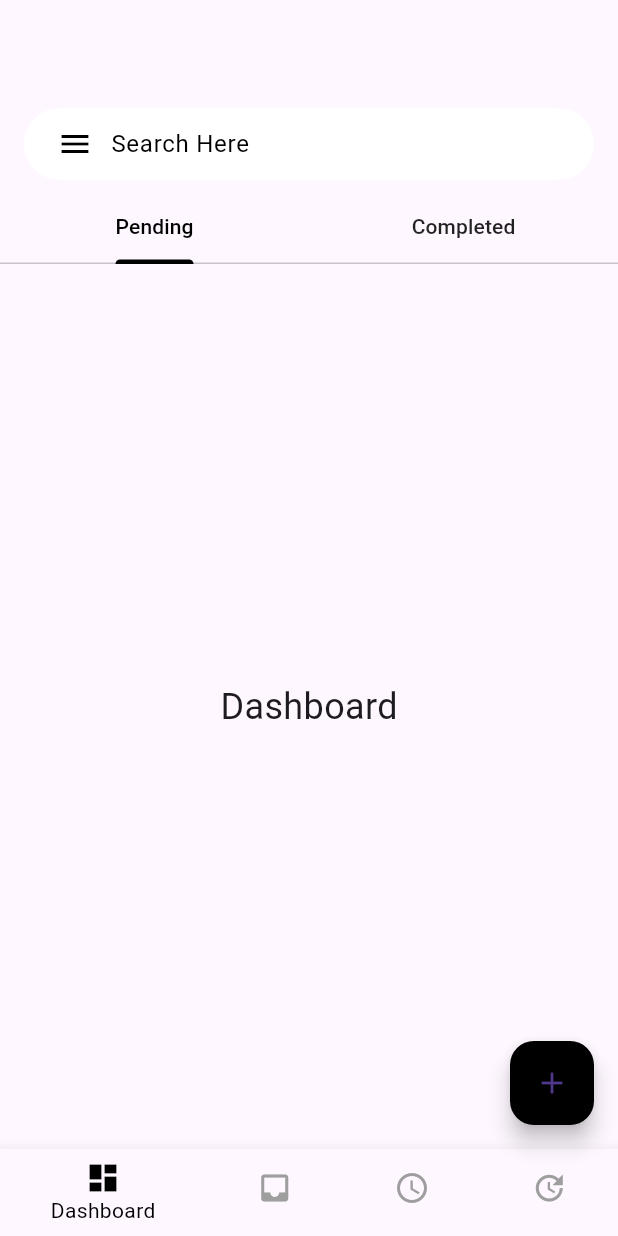
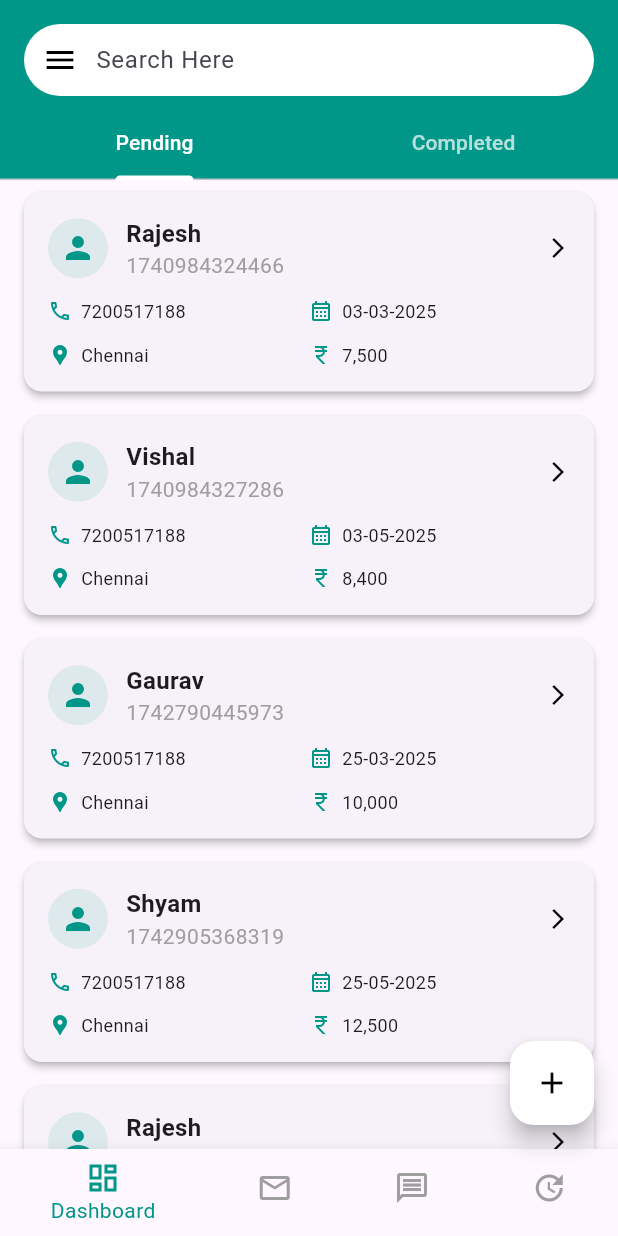
Before and after one commit to lathamaniTech/Buildperfect, a Flutter app: the screen it shows after launch, on a phone screen of 412 x 824 dp. Run offline on Flutter 3.47's test engine with Material 3 defaults, Android fonts, the phone set to English and light mode, and no system bars.

Commit message:
card creation

```diff
--- /dev/null
+++ b/lib/bottom_navigation.dart
@@ -0,0 +1,25 @@
+import 'package:flutter/material.dart';
+
+class BottomNavBar extends StatelessWidget {
+  final int currentIndex;
+  final Function(int) onTap;
+
+  const BottomNavBar({required this.currentIndex, required this.onTap});
+
+  @override
+  Widget build(BuildContext context) {
+    return BottomNavigationBar(
+      backgroundColor: Colors.teal,
+      selectedItemColor: Colors.teal,
+      unselectedItemColor: Colors.grey,
+      currentIndex: currentIndex,
+      onTap: onTap,
+      items: const [
+        BottomNavigationBarItem(icon: Icon(Icons.dashboard_outlined), label: "Dashboard"),
+        BottomNavigationBarItem(icon: Icon(Icons.mail_outlined), label: "Application Inbox"),
+        BottomNavigationBarItem(icon: Icon(Icons.message_outlined), label: "Query Inbox"),
+        BottomNavigationBarItem(icon: Icon(Icons.update_outlined), label: "Masters Update"),
+      ],
+    );
+  }
+}
--- a/lib/bottomnavigationbar.dart
+++ /dev/null
@@ -1,25 +0,0 @@
-import 'package:flutter/material.dart';
-
-class BottomNavBar extends StatelessWidget {
-  final int currentIndex;
-  final Function(int) onTap;
-
-  const BottomNavBar({required this.currentIndex, required this.onTap});
-
-  @override
-  Widget build(BuildContext context) {
-    return BottomNavigationBar(
-      backgroundColor: Colors.black,
-      selectedItemColor: Colors.black,
-      unselectedItemColor: Colors.grey,
-      currentIndex: currentIndex,
-      onTap: onTap,
-      items: const [
-        BottomNavigationBarItem(icon: Icon(Icons.dashboard), label: "Dashboard"),
-        BottomNavigationBarItem(icon: Icon(Icons.inbox), label: "Application Inbox"),
-        BottomNavigationBarItem(icon: Icon(Icons.query_builder), label: "Query Inbox"),
-        BottomNavigationBarItem(icon: Icon(Icons.update), label: "Masters Update"),
-      ],
-    );
-  }
-}
--- a/lib/floatingactionbar.dart
+++ b/lib/floating_action.dart
@@ -9,8 +9,8 @@ class FloatingActionBarWidget extends StatelessWidget {
           SnackBar(content: Text("Floating Action Button Pressed")),
         );
       },
-      backgroundColor: Colors.black,
-      child: Icon(Icons.add),
+      backgroundColor: Colors.white,
+      child: Icon(Icons.add, color: Colors.black),
     );
   }
 }
--- /dev/null
+++ b/lib/home_screen.dart
@@ -0,0 +1,290 @@
+
+/*
+ @created on : May 7,2025
+ @author : Akshayaa
+ Description : Primary screen contains tab interface with options and switches views based on bottom navigation bar
+*/
+
+import 'package:flutter/material.dart';
+import 'side_navigation.dart';
+import 'bottom_navigation.dart';
+import 'floating_action.dart';
+import 'lead_tile_card.dart';
+
+class HomeScreen extends StatefulWidget {
+  @override
+  State<HomeScreen> createState() => HomeScreenState();
+}
+
+class HomeScreenState extends State<HomeScreen> {
+  int selectedIndex = 0;
+  String searchQuery = "";
+  bool loading = false;
+
+  Future<void> onItemTapped(int index) async {
+    setState(() => loading = true);
+    await Future.delayed(Duration(seconds:2));
+    setState(() {
+      selectedIndex = index;
+      loading = false;
+    });
+  }
+
+Widget getPage() {
+  if (selectedIndex == 0) {
+    return DefaultTabController(
+      length: 2,
+      child: Column(
+        children: [
+          Container(
+            color: Colors.teal,
+            child: TabBar(
+              labelColor: Colors.white,
+              unselectedLabelColor: Colors.white70,
+              indicatorColor: Colors.white,
+              tabs: [
+                Tab(text: "Pending"),
+                Tab(text: "Completed"),
+              ],
+            ),
+          ),
+          Expanded(
+            child: TabBarView(
+              children: [
+                ListView(
+                  children: [
+                    Cards(
+                      title: "Rajesh",
+                      subtitle: "1740984324466",
+                      icon: Icons.person,
+                      color: Colors.teal,
+                      phone: "7200517188",
+                      createdon: "03-03-2025",
+                      location: "Chennai",
+                      loanamount: "7500",
+                    ),
+                    Cards(
+                      title: "Vishal",
+                      subtitle: "1740984327286",
+                      icon: Icons.person,
+                      color: Colors.teal,
+                      phone: "7200517188",
+                      createdon: "03-05-2025",
+                      location: "Chennai",
+                      loanamount: "8400",
+                    ),
+                    Cards(
+                      title: "Gaurav",
+                      subtitle: "1742790445973",
+                      icon: Icons.person,
+                      color: Colors.teal,
+                      phone: "7200517188",
+                      createdon: "25-03-2025",
+                      location: "Chennai",
+                      loanamount: "10000",
+                    ),
+                    Cards(
+                      title: "Shyam",
+                      subtitle: "1742905368319",
+                      icon: Icons.person,
+                      color: Colors.teal,
+                      phone: "7200517188",
+                      createdon: "25-05-2025",
+                      location: "Chennai",
+                      loanamount: "12500",
+                    ),
+                    Cards(
+                      title: "Rajesh",
+                      subtitle: "1740984324466",
+                      icon: Icons.person,
+                      color: Colors.teal,
+                      phone: "7200517188",
+                      createdon: "03-03-2025",
+                      location: "Chennai",
+                      loanamount: "7500",
+                    ),
+                    Cards(
+                      title: "Vishal",
+                      subtitle: "1740984327286",
+                      icon: Icons.person,
+                      color: Colors.teal,
+                      phone: "7200517188",
+                      createdon: "03-05-2025",
+                      location: "Chennai",
+                      loanamount: "8400",
+                    ),
+                    Cards(
+                      title: "Gaurav",
+                      subtitle: "1742790445973",
+                      icon: Icons.person,
+                      color: Colors.teal,
+                      phone: "7200517188",
+                      createdon: "25-03-2025",
+                      location: "Chennai",
+                      loanamount: "10000",
+                    ),
+                    Cards(
+                      title: "Shyam",
+                      subtitle: "1742905368319",
+                      icon: Icons.person,
+                      color: Colors.teal,
+                      phone: "7200517188",
+                      createdon: "25-05-2025",
+                      location: "Chennai",
+                      loanamount: "12500",
+                    ),
+                  ],
+                ),
+                ListView(
+                  children: [
+                    Cards(
+                      title: "Rajesh",
+                      subtitle: "1740984324466",
+                      icon: Icons.person,
+                      color: Colors.teal,
+                      phone: "7200517188",
+                      createdon: "03-03-2025",
+                      location: "Chennai",
+                      loanamount: "7500",
+                    ),
+                    Cards(
+                      title: "Vishal",
+                      subtitle: "1740984327286",
+                      icon: Icons.person,
+                      color: Colors.teal,
+                      phone: "7200517188",
+                      createdon: "03-05-2025",
+                      location: "Chennai",
+                      loanamount: "8400",
+                    ),
+                    Cards(
+                      title: "Gaurav",
+                      subtitle: "1742790445973",
+                      icon: Icons.person,
+                      color: Colors.teal,
+                      phone: "7200517188",
+                      createdon: "25-03-2025",
+                      location: "Chennai",
+                      loanamount: "10000",
+                    ),
+                    Cards(
+                      title: "Shyam",
+                      subtitle: "1742905368319",
+                      icon: Icons.person,
+                      color: Colors.teal,
+                      phone: "7200517188",
+                      createdon: "25-05-2025",
+                      location: "Chennai",
+                      loanamount: "12500",
+                    ),
+                    Cards(
+                      title: "Rajesh",
+                      subtitle: "1740984324466",
+                      icon: Icons.person,
+                      color: Colors.teal,
+                      phone: "7200517188",
+                      createdon: "03-03-2025",
+                      location: "Chennai",
+                      loanamount: "7500",
+                    ),
+                    Cards(
+                      title: "Vishal",
+                      subtitle: "1740984327286",
+                      icon: Icons.person,
+                      color: Colors.teal,
+                      phone: "7200517188",
+                      createdon: "03-05-2025",
+                      location: "Chennai",
+                      loanamount: "8400",
+                    ),
+                    Cards(
+                      title: "Gaurav",
+                      subtitle: "1742790445973",
+                      icon: Icons.person,
+                      color: Colors.teal,
+                      phone: "7200517188",
+                      createdon: "25-03-2025",
+                      location: "Chennai",
+                      loanamount: "10000",
+                    ),
+                    Cards(
+                      title: "Shyam",
+                      subtitle: "1742905368319",
+                      icon: Icons.person,
+                      color: Colors.teal,
+                      phone: "7200517188",
+                      createdon: "25-05-2025",
+                      location: "Chennai",
+                      loanamount: "12500",
+                    ),
+                  ],
+                ),
+              ],
+            ),
+          ),
+        ],
+      ),
+    );
+    } else if (selectedIndex == 1) {
+      return Center(child: Text("Application Inbox", style: TextStyle(fontSize: 24)));
+    } else if (selectedIndex == 2) {
+      return Center(child: Text("Query Inbox", style: TextStyle(fontSize: 24)));
+    } else {
+      return Center(child: Text("Masters Update", style: TextStyle(fontSize: 24)));
+    }
+  }
+
+  @override
+  Widget build(BuildContext context) {
+    return Scaffold(
+      drawer: Sidenavigationbar(),
+      body: Column(
+        children: [
+          Container(
+            color: Colors.teal,
+            padding: EdgeInsets.fromLTRB(16, MediaQuery.of(context).padding.top + 16, 16, 8),
+            child: Container(
+              decoration: BoxDecoration(
+                color: Colors.white,
+                borderRadius: BorderRadius.circular(30.0),
+              ),
+              child: Row(
+                children: [
+                  Builder(
+                    builder: (context) => IconButton(
+                      icon: Icon(Icons.menu, color: Colors.black),
+                      onPressed: () {
+                        Scaffold.of(context).openDrawer();
+                      },
+                    ),
+                  ),
+                  Expanded(
+                    child: TextField(
+                      decoration: InputDecoration(
+                        hintText: 'Search Here',
+                        border: InputBorder.none,
+                      ),
+                      onChanged: (value) {
+                        setState(() => searchQuery = value);
+                      },
+                    ),
+                  ),
+                ],
+              ),
+            ),
+          ),
+          if (loading) LinearProgressIndicator(
+            minHeight: 3,
+          ),
+          Expanded(child: getPage()),
+        ],
+      ),
+      bottomNavigationBar: BottomNavBar(
+        currentIndex: selectedIndex,
+        onTap: onItemTapped,
+      ),
+      floatingActionButton: FloatingActionBarWidget(),
+      floatingActionButtonLocation: FloatingActionButtonLocation.endFloat,
+    );
+  }
+}
--- /dev/null
+++ b/lib/lead_tile_card.dart
@@ -0,0 +1,98 @@
+
+/*
+ @created on : May 7,2025
+ @author : Akshayaa
+ Description : Custom widget for displaying individual lead details in card format
+*/
+
+import 'package:flutter/material.dart';
+import 'package:dashboard/utils.dart';
+
+class Cards extends StatelessWidget {
+  final String title;
+  final String subtitle;
+  final IconData icon;
+  final Color color;
+  final String phone;
+  final String createdon;
+  final String location;
+  final String loanamount;
+
+  const Cards({
+    Key? key,
+    required this.title,
+    required this.subtitle,
+    required this.icon,
+    this.color = Colors.teal,
+    required this.phone,
+    required this.createdon,
+    required this.location,
+    required this.loanamount,
+  }) : super(key: key);
+
+  @override
+  Widget build(BuildContext context) {
+    return InkWell(
+      onTap: () {
+      },
+      child: Card(
+        elevation: 2,
+        margin: const EdgeInsets.symmetric(horizontal: 16, vertical: 8),
+        child: Padding(
+          padding: const EdgeInsets.all(16.0),
+          child: Column(
+            crossAxisAlignment: CrossAxisAlignment.start,
+            children: [
+              Row(
+                children: [
+                  CircleAvatar(
+                    backgroundColor: color.withOpacity(0.1),
+                    child: Icon(icon, color: color),
+                  ),
+                  const SizedBox(width: 12),
+                  Expanded(
+                    child: Column(
+                      crossAxisAlignment: CrossAxisAlignment.start,
+                      children: [
+                        Text(title,
+                            style: const TextStyle(
+                                fontWeight: FontWeight.bold, fontSize: 16)),
+                        Text(subtitle,
+                            style: TextStyle(color: Colors.grey)),
+                      ],
+                    ),
+                  ),
+                  const Icon(Icons.arrow_forward_ios,size: 16, color: Colors.black),
+                ],
+              ),
+              const SizedBox(height: 12),
+              Row(
+                children: [
+                  Expanded(child: iconWithLabel(Icons.phone_outlined, phone)),
+                  Expanded(child: iconWithLabel(Icons.calendar_month_outlined, createdon)),
+                ],
+              ),
+              const SizedBox(height: 12),
+              Row(
+                children: [
+                  Expanded(child: iconWithLabel(Icons.location_pin, location)),
+                  Expanded(child: iconWithLabel(Icons.currency_rupee_outlined, formatAmount(loanamount))),
+                ],
+              ),
+            ],
+          ),
+        ),
+      ),
+    );
+  }
+
+  Widget iconWithLabel(IconData iconData, String label) {
+    return Row(
+      children: [
+        Icon(iconData, size: 16, color: color),
+        const SizedBox(width: 6),
+        Flexible(child: Text(label, style: const TextStyle(fontSize: 12))),
+      ],
+    );
+  }
+}
--- a/lib/main.dart
+++ b/lib/main.dart
@@ -1,7 +1,5 @@
+import 'package:dashboard/home_screen.dart';
 import 'package:flutter/material.dart';
-import 'sidenavigationbar.dart';
-import 'bottomnavigationbar.dart';
-import 'floatingactionbar.dart';
 
 void main() {
   runApp(MyApp());
@@ -17,118 +15,3 @@ class MyApp extends StatelessWidget {
     );
   }
 }
-
-class HomeScreen extends StatefulWidget {
-  @override
-  State<HomeScreen> createState() => HomeScreenState();
-}
-
-class HomeScreenState extends State<HomeScreen> with SingleTickerProviderStateMixin {
-  int selectedIndex = 0;
-  String searchQuery = "";
-
-  final List<Widget> pages = [
-    Center(child: Text("Dashboard", style: TextStyle(fontSize: 24))),
-    Center(child: Text("Application Inbox", style: TextStyle(fontSize: 24))),
-    Center(child: Text("Query Inbox", style: TextStyle(fontSize: 24))),
-    Center(child: Text("Masters Update", style: TextStyle(fontSize: 24))),
-  ];
-
-  void onItemTapped(int index) {
-    setState(() => selectedIndex = index);
-  }
-
-  @override
-  Widget build(BuildContext context) {
-    return DefaultTabController(
-      length: 2,
-      child: Scaffold(
-        drawer: Sidenavigationbar(),
-        body: CustomScrollView(
-          slivers: [
-            SliverAppBar(
-              pinned: true,
-              automaticallyImplyLeading: false,
-              backgroundColor: Colors.transparent,
-              expandedHeight: 0,
-              bottom: PreferredSize(
-                preferredSize: Size.fromHeight(120),
-                child: Container(
-                  decoration: BoxDecoration(
-                      color: Colors.transparent,
-                  ),
-                  child: Column(
-                    children: [
-                      Padding(
-                        padding: EdgeInsets.fromLTRB(
-                          16,
-                          MediaQuery.of(context).padding.top + 12,
-                          16,
-                          8,
-                        ),
-                        child: Container(
-                          decoration: BoxDecoration(
-                            color: Colors.white,
-                            borderRadius: BorderRadius.circular(30.0),
-                          ),
-                          padding: EdgeInsets.symmetric(horizontal: 10),
-                          child: Row(
-                            children: [
-                              Builder(
-                                builder: (context) => IconButton(
-                                  icon: Icon(Icons.menu, color: Colors.black),
-                                  onPressed: () {
-                                    Scaffold.of(context).openDrawer();
-                                  },
-                                ),
-                              ),
-                              Expanded(
-                                child: TextField(
-                                  decoration: InputDecoration(
-                                    hintText: 'Search Here',
-                                    hintStyle: TextStyle(color: Colors.black),
-                                    border: InputBorder.none,
-                                  ),
-                                  style: TextStyle(color: Colors.black),
-                                  onChanged: (value) {
-                                    setState(() => searchQuery = value);
-                                  },
-                                ),
-                              ),
-                            ],
-                          ),
-                        ),
-                      ),
-                      TabBar(
-                        labelColor: Colors.black,
-                        unselectedLabelColor: Colors.black87,
-                        indicatorColor: Colors.black,
-                        tabs: [
-                          Tab(text: "Pending"),
-                          Tab(text: "Completed"),
-                        ],
-                      ),
-                    ],
-                  ),
-                ),
-              ),
-            ),
-            SliverFillRemaining(
-              child: TabBarView(
-                children: [
-                  pages[selectedIndex],
-                ],
-              ),
-            ),
-          ],
-        ),
-        bottomNavigationBar: BottomNavBar(
-          currentIndex: selectedIndex,
-          onTap: onItemTapped,
-        ),
-        floatingActionButton: FloatingActionBarWidget(),
-        floatingActionButtonLocation: FloatingActionButtonLocation.endFloat,
-      ),
-    );
-  }
-}
--- /dev/null
+++ b/lib/side_navigation.dart
@@ -0,0 +1,38 @@
+import 'package:flutter/material.dart';
+
+class Sidenavigationbar extends StatelessWidget {
+  @override
+  Widget build(BuildContext context) {
+    return Drawer(
+      child: ListView(
+        padding: EdgeInsets.zero,
+        children: [
+          DrawerHeader(
+            decoration: BoxDecoration(color: Colors.teal),
+            child: Text("Menu", style: TextStyle(color: Colors.white, fontSize: 24)),
+          ),
+          ListTile(
+            leading: Icon(Icons.dashboard_rounded, color: Colors.teal),
+            title: Text("Dashboard"),
+            onTap: () => Navigator.pop(context),
+          ),
+          ListTile(
+            leading: Icon(Icons.mail_rounded, color: Colors.teal),
+            title: Text("Application Inbox"),
+            onTap: () => Navigator.pop(context),
+          ),
+          ListTile(
+            leading: Icon(Icons.message_rounded, color: Colors.teal),
+            title: Text("Query Inbox"),
+            onTap: () => Navigator.pop(context),
+          ),
+          ListTile(
+            leading: Icon(Icons.update_rounded, color: Colors.teal),
+            title: Text("Masters Update"),
+            onTap: () => Navigator.pop(context),
+          ),
+        ],
+      ),
+    );
+  }
+}
--- a/lib/sidenavigationbar.dart
+++ /dev/null
@@ -1,28 +0,0 @@
-import 'package:flutter/material.dart';
-
-class Sidenavigationbar extends StatelessWidget {
-  @override
-  Widget build(BuildContext context) {
-    return Drawer(
-      child: ListView(
-        padding: EdgeInsets.zero,
-        children: [
-          DrawerHeader(
-            decoration: BoxDecoration(color: Colors.black),
-            child: Text("Menu", style: TextStyle(color: Colors.white, fontSize: 24)),
-          ),
-          ListTile(
-            leading: Icon(Icons.pending),
-            title: Text("Pending"),
-            onTap: () => Navigator.pop(context),
-          ),
-          ListTile(
-            leading: Icon(Icons.done),
-            title: Text("Completed"),
-            onTap: () => Navigator.pop(context),
-          ),
-        ],
-      ),
-    );
-  }
-}
--- /dev/null
+++ b/lib/utils.dart
@@ -0,0 +1,11 @@
+import 'package:intl/intl.dart';
+
+String formatAmount(String amount) {
+  try {
+    final num value = num.parse(amount);
+    final formatter = NumberFormat('#,##0', 'en_US');
+    return formatter.format(value);
+  } catch (e) {
+    return amount;
+  }
+}
--- a/pubspec.yaml
+++ b/pubspec.yaml
@@ -30,6 +30,8 @@ environment:
 dependencies:
   flutter:
     sdk: flutter
+
+  intl: ^0.18.1
 
   # The following adds the Cupertino Icons font to your application.
   # Use with the CupertinoIcons class for iOS style icons.
```
Also changed, not shown: pubspec.lock.
